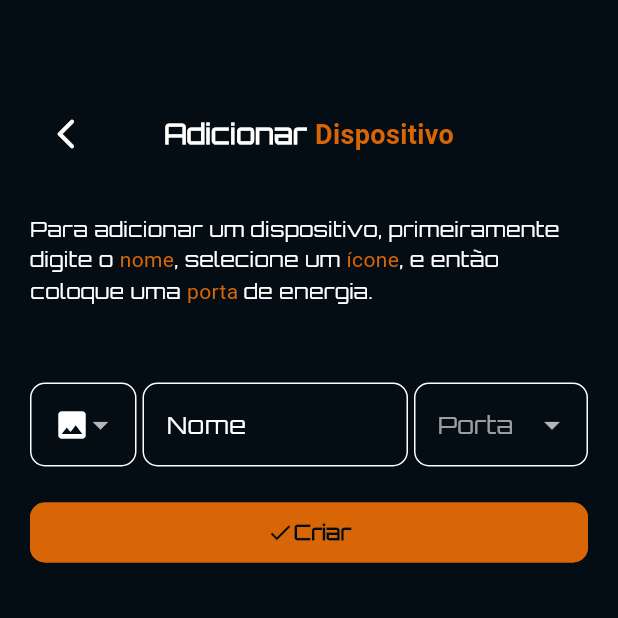
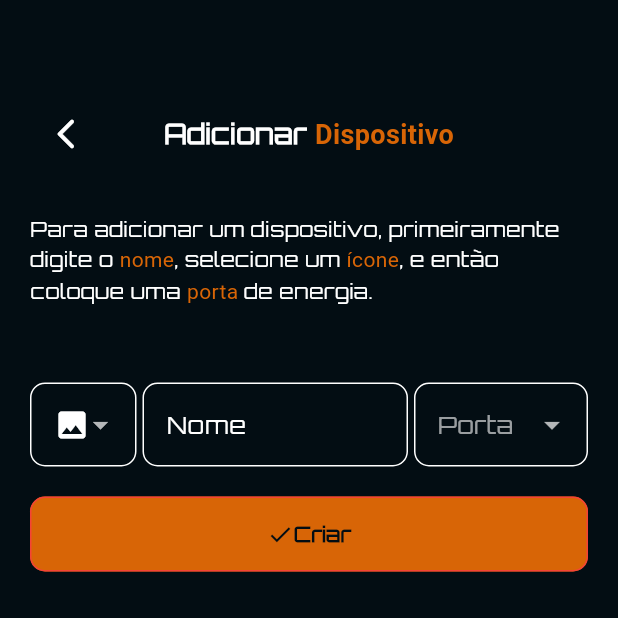
Before and after one commit to Ott-cop/elo-app, a Flutter app: the screen it shows after launch, after a tap on the "add" icon, on a phone screen of 412 x 824 dp, the top half of it. Run offline on Flutter 3.47's test engine with Material 3 defaults, Android fonts, the phone set to English and light mode, and no system bars; project files that could hold a hidden picture were left out.

Commit message:
Add some UI changes and main work flow

```diff
--- /dev/null
+++ b/lib/home/appbar/add_device/add_device_button_model.dart
@@ -0,0 +1,39 @@
+import 'package:elo/home/appbar/add_device/adding_device.dart';
+import 'package:elo/styles/global.dart';
+import 'package:flutter/material.dart';
+
+class AddDeviceButtonModel extends StatefulWidget {
+  const AddDeviceButtonModel({super.key});
+
+  @override
+  State<AddDeviceButtonModel> createState() => _AddDeviceButtonState();
+}
+
+class _AddDeviceButtonState extends State<AddDeviceButtonModel> {
+  @override
+  Widget build(BuildContext context) {
+    return InkWell(
+      borderRadius: BorderRadius.circular(10),
+      splashColor: Global().primaryColor.withOpacity(0.2),
+      splashFactory: InkSparkle.splashFactory,
+      onTap: () => {
+        Navigator.push(
+            context, MaterialPageRoute(builder: (_) => const AddDevicePage()))
+      },
+      child: Container(
+        width: 150,
+        height: 150,
+        decoration: BoxDecoration(
+            borderRadius: BorderRadius.circular(10),
+            border: Border.all(color: Global().primaryColor)),
+        child: const Center(
+          child: Icon(
+            Icons.add,
+            size: 40,
+            color: Colors.white,
+          ),
+        ),
+      ),
+    );
+  }
+}
--- a/lib/home/appbar/add_device/adding_device.dart
+++ b/lib/home/appbar/add_device/adding_device.dart
@@ -134,35 +134,19 @@ class _AddDevicePageState extends State<AddDevicePage> {
         const SizedBox(
           height: 20,
         ),
-        ElevatedButton(
-            onPressed: () {
-              _form.validateForm(context, _formKey.currentState!.validate());
-            },
-            style: ButtonStyle(
-                elevation: const WidgetStatePropertyAll(0),
-                overlayColor:
-                    WidgetStatePropertyAll(Global().splashPrimaryColor),
-                backgroundColor: WidgetStatePropertyAll(Global().primaryColor),
-                shape: WidgetStatePropertyAll<RoundedRectangleBorder>(
-                    RoundedRectangleBorder(
-                        borderRadius: BorderRadius.circular(10),
-                        side: BorderSide(color: Global().primaryColor)))),
-            child: Row(
-              mainAxisAlignment: MainAxisAlignment.center,
-              children: [
-                Icon(
-                  Icons.check,
-                  color: Global().backgroundColor,
-                ),
-                Text(
-                  "Criar",
-                  style: TextStyle(
-                      color: Global().backgroundColor,
-                      fontWeight: FontWeight.bold),
-                ),
-              ],
-            ))
+        buttonDefault(
+            backgroundColor: Global().primaryColor,
+            overlayColor: Global().splashPrimaryColor,
+            onPressed: () =>
+                _form.validateForm(context, _formKey.currentState!.validate()),
+            icon: Icon(
+              Icons.check,
+              color: Global().backgroundColor,
+            ),
+            text: 'Criar',
+            textColor: Global().backgroundColor),
       ],
     )));
   }
 }
+// _form.validateForm(context, _formKey.currentState!.validate());
--- a/lib/home/appbar/add_device/adding_device_controller.dart
+++ b/lib/home/appbar/add_device/adding_device_controller.dart
@@ -39,13 +39,14 @@ class AddingDeviceController {
   void validateForm(BuildContext context, bool validate) {
     if (validate) {
       Provider.of<ItemHomeRepositories>(context, listen: false).add(Device(
-          id: const UuidV4(),
+          id: const UuidV4().generate(),
           icon: _icon!,
           name: _deviceName!,
           port: _port!,
           state: false));
+
       ScaffoldMessenger.of(context)
-          .showSnackBar(snackBarStyle("Criado com sucesso!", Colors.green));
+          .showSnackBar(snackBar("Criado com sucesso!", Colors.green));
     }
   }
 }
--- a/lib/home/menu_home/item_home/device_home_model.dart
+++ b/lib/home/menu_home/item_home/device_home_model.dart
@@ -1,8 +1,7 @@
 import 'package:flutter/material.dart';
-import 'package:uuid/v4.dart';
 
 class Device {
-  UuidV4 id;
+  String id;
   Icon? icon;
   String? name;
   int? port;
--- a/lib/home/menu_home/item_home/item_home.dart
+++ b/lib/home/menu_home/item_home/item_home.dart
@@ -3,10 +3,9 @@ import 'package:elo/home/menu_home/item_home/item_settings/item_settings.dart';
 import 'package:elo/styles/global.dart';
 import 'package:flutter/material.dart';
 
-// ignore: must_be_immutable
 class ItemHome extends StatefulWidget {
-  late Device device;
-  ItemHome({super.key, required this.device});
+  final Device device;
+  const ItemHome({super.key, required this.device});
 
   @override
   State<ItemHome> createState() => _ItemHomeState();
--- a/lib/home/menu_home/menu_home.dart
+++ b/lib/home/menu_home/menu_home.dart
@@ -1,3 +1,4 @@
+import 'package:elo/home/appbar/add_device/add_device_button_model.dart';
 import 'package:elo/home/menu_home/item_home/item_home.dart';
 import 'package:elo/repositories/item_home_repositories/item_home_repositories.dart';
 import 'package:flutter/material.dart';
@@ -35,6 +36,10 @@ class _MenuHomeWidgetState extends State<MenuHomeWidget>
   @override
   Widget build(BuildContext context) {
     final itemHomeRepository = Provider.of<ItemHomeRepositories>(context);
+    final List<Widget> list =
+        List.generate(itemHomeRepository.listItems.length, (index) {
+      return ItemHome(device: itemHomeRepository.listItems[index]);
+    });
     return Column(
       children: [
         TabBar(
@@ -63,11 +68,10 @@ class _MenuHomeWidgetState extends State<MenuHomeWidget>
                       direction: Axis.horizontal,
                       spacing: 15,
                       runSpacing: 15,
-                      children: List.generate(
-                          itemHomeRepository.listItems.length, (index) {
-                        return ItemHome(
-                            device: itemHomeRepository.listItems[index]);
-                      })),
+                      children: [
+                        const AddDeviceButtonModel(),
+                        ...list,
+                      ]),
                 ),
               );
             } // else if (tabController.index == 1) {
--- a/lib/login/login_controller.dart
+++ b/lib/login/login_controller.dart
@@ -27,12 +27,12 @@ class ValidateForm {
   void validateForm(BuildContext context, bool validate) {
     if (validate) {
       if ((email == 'teste@teste.com') && (password == '12345678')) {
-        ScaffoldMessenger.of(context).showSnackBar(
-            snackBarStyle('Login feito com sucesso!', Colors.green));
+        ScaffoldMessenger.of(context)
+            .showSnackBar(snackBar('Login feito com sucesso!', Colors.green));
         Navigator.of(context).pushReplacementNamed("/menu");
       } else {
         ScaffoldMessenger.of(context).showSnackBar(
-            snackBarStyle('As credenciais estão incorretas.', Colors.red));
+            snackBar('As credenciais estão incorretas.', Colors.red));
       }
     }
   }
--- a/lib/menu/menu.dart
+++ b/lib/menu/menu.dart
@@ -8,7 +8,7 @@ import 'package:flutter/material.dart';
 
 class Menu extends StatefulWidget {
   static int currentPage = 0;
-  // late Widget page;
+
   const Menu({super.key});
   @override
   State<Menu> createState() => _MenuState();
@@ -40,14 +40,14 @@ class _MenuState extends State<Menu> {
         Align(
           alignment: Alignment.bottomCenter,
           child: Padding(
-            padding: const EdgeInsets.all(12.0),
+            padding: const EdgeInsets.only(bottom: 15, left: 50, right: 50),
             child: Container(
               height: 70,
               decoration: BoxDecoration(
                   borderRadius: BorderRadius.circular(20),
                   border: Border.all(
-                    color: Global().backgroundColor2,
-                    width: 1,
+                    color: Colors.white.withOpacity(0.4),
+                    width: 2,
                   )),
               child: ClipRRect(
                 borderRadius: BorderRadius.circular(20),
--- a/lib/outlay/energy_used/style/style.dart
+++ b/lib/outlay/energy_used/style/style.dart
@@ -1,7 +1,10 @@
 import 'package:elo/styles/global.dart';
 import 'package:flutter/material.dart';
 
-InputDecoration inputDecorationStyle(String? hint, Icon? icon) {
+InputDecoration inputDecorationStyle(
+  String? hint,
+  Icon? icon,
+) {
   return InputDecoration(
       hintText: hint,
       prefixIcon: icon,
--- a/lib/repositories/item_home_repositories/item_home_repositories.dart
+++ b/lib/repositories/item_home_repositories/item_home_repositories.dart
@@ -1,20 +1,11 @@
 import 'dart:collection';
 import 'package:elo/home/menu_home/item_home/device_home_model.dart';
 import 'package:flutter/material.dart';
-import 'package:uuid/v4.dart';
 
 class ItemHomeRepositories extends ChangeNotifier {
-  final List<Device> _listItems = [
-    Device(
-        id: const UuidV4(),
-        icon: const Icon(Icons.shower),
-        name: "Chuveiro",
-        port: 10,
-        state: false)
-  ];
+  final List<Device> _listItems = [];
 
-  UnmodifiableListView<Device> get listItems =>
-      UnmodifiableListView(_listItems);
+  UnmodifiableListView get listItems => UnmodifiableListView(_listItems);
 
   add(Device item) {
     _listItems.add(item);
@@ -37,8 +28,8 @@ class ItemHomeRepositories extends ChangeNotifier {
     notifyListeners();
   }
 
-  remove(Device item) {
-    _listItems.remove(item);
+  delete(String deviceId) {
+    _listItems.removeWhere((listItem) => listItem.id == deviceId);
     notifyListeners();
   }
 }
--- a/lib/styles/global.dart
+++ b/lib/styles/global.dart
@@ -16,9 +16,15 @@ SafeArea safeAreaModified({required Widget child}) {
   );
 }
 
-SnackBar snackBarStyle(String? message, Color? color) {
+SnackBar snackBar(String? message, Color? color) {
   return SnackBar(
-    content: Text('$message'),
+    content: Text(
+      '$message',
+      style: const TextStyle(fontWeight: FontWeight.bold),
+    ),
+    behavior: SnackBarBehavior.floating,
+    duration: const Duration(milliseconds: 1500),
+    margin: const EdgeInsets.symmetric(horizontal: 50, vertical: 90),
     backgroundColor: color,
     shape: RoundedRectangleBorder(borderRadius: BorderRadius.circular(10)),
   );
@@ -44,3 +50,35 @@ IconButton returnPage({required BuildContext context}) {
       onPressed: () => Navigator.pop(context, true),
       icon: const Icon(Icons.arrow_back_ios_new_rounded));
 }
+
+ElevatedButton buttonDefault(
+    {Function()? onPressed,
+    Color? backgroundColor,
+    Color? overlayColor,
+    Icon? icon,
+    String? text,
+    Color? textColor,
+    Widget? child}) {
+  return ElevatedButton(
+    onPressed: onPressed,
+    style: ButtonStyle(
+        fixedSize: const WidgetStatePropertyAll(Size(double.infinity, 50)),
+        elevation: const WidgetStatePropertyAll(0),
+        overlayColor: WidgetStatePropertyAll(overlayColor),
+        backgroundColor: WidgetStatePropertyAll(backgroundColor),
+        shape: WidgetStatePropertyAll<RoundedRectangleBorder>(
+            RoundedRectangleBorder(
+                borderRadius: BorderRadius.circular(10),
+                side: const BorderSide(color: Colors.red)))),
+    child: Row(
+      mainAxisAlignment: MainAxisAlignment.center,
+      children: [
+        icon!,
+        Text(
+          text!,
+          style: TextStyle(color: textColor, fontWeight: FontWeight.bold),
+        ),
+      ],
+    ),
+  );
+}
```
Also changed, not shown: lib/home/menu_home/item_home/item_settings/item_settings.dart (+16 -25 lines), lib/home/menu_home/item_home/item_settings/item_settings_controller.dart (+8 -3 lines), lib/home/menu_home/item_home/item_settings/item_settings_delete.dart (added, +37 -0 lines).
